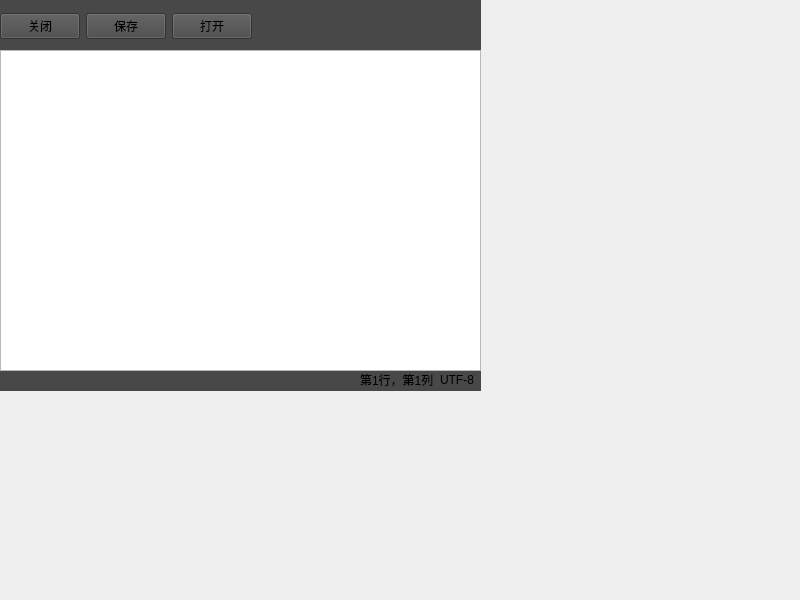
First picture: the form in notebook/widget.ui, repository sdpyy1/CppLearn, before the edit.
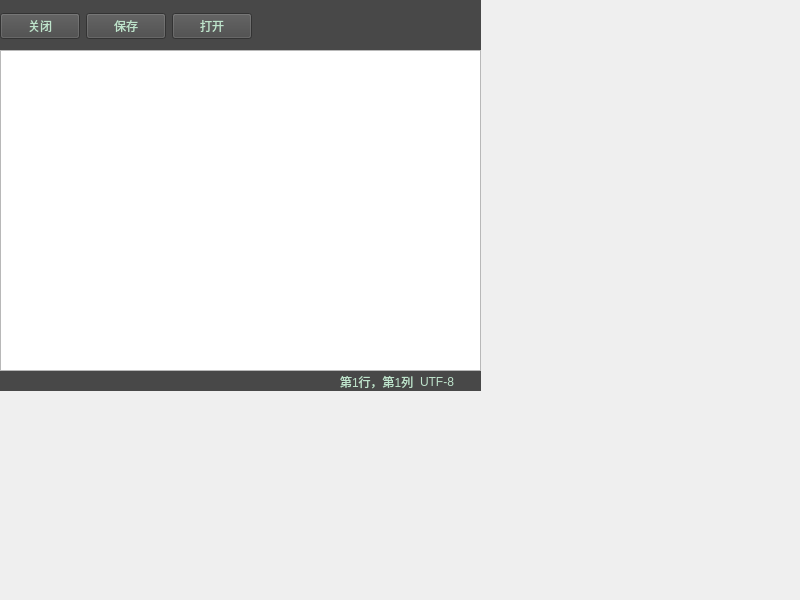
Second picture: the form after the edit.

The edit to the form file:
```diff
--- a/notebook/widget.ui
+++ b/notebook/widget.ui
@@ -13,7 +13,7 @@
   <property name="windowTitle">
    <string>Widget</string>
   </property>
-  <widget class="QWidget" name="">
+  <widget class="QWidget" name="layoutWidget">
    <property name="geometry">
     <rect>
      <x>0</x>
@@ -49,6 +49,9 @@
        <layout class="QHBoxLayout" name="Hbuttonlayout">
         <item>
          <widget class="QPushButton" name="closeButton">
+          <property name="styleSheet">
+           <string notr="true">color: rgb(190, 227, 203);</string>
+          </property>
           <property name="text">
            <string>关闭</string>
           </property>
@@ -56,6 +59,9 @@
         </item>
         <item>
          <widget class="QPushButton" name="savaButton">
+          <property name="styleSheet">
+           <string notr="true">color: rgb(190, 227, 203);</string>
+          </property>
           <property name="text">
            <string>保存</string>
           </property>
@@ -63,6 +69,9 @@
         </item>
         <item>
          <widget class="QPushButton" name="openButton">
+          <property name="styleSheet">
+           <string notr="true">color: rgb(190, 227, 203);</string>
+          </property>
           <property name="text">
            <string>打开</string>
           </property>
@@ -99,18 +108,34 @@
       <property name="styleSheet">
        <string notr="true">background-color: rgb(72, 72, 72);</string>
       </property>
-      <widget class="QWidget" name="">
+      <widget class="QWidget" name="layoutWidget">
        <property name="geometry">
         <rect>
-         <x>360</x>
+         <x>3</x>
          <y>0</y>
-         <width>116</width>
-         <height>17</height>
+         <width>471</width>
+         <height>22</height>
         </rect>
        </property>
        <layout class="QHBoxLayout" name="horizontalLayout">
+        <item>
+         <spacer name="horizontalSpacer_2">
+          <property name="orientation">
+           <enum>Qt::Horizontal</enum>
+          </property>
+          <property name="sizeHint" stdset="0">
+           <size>
+            <width>40</width>
+            <height>20</height>
+           </size>
+          </property>
+         </spacer>
+        </item>
         <item>
          <widget class="QLabel" name="labelPos">
+          <property name="styleSheet">
+           <string notr="true">color: rgb(190, 227, 203);</string>
+          </property>
           <property name="text">
            <string>第1行，第1列</string>
           </property>
@@ -118,11 +143,30 @@
         </item>
         <item>
          <widget class="QLabel" name="labelCode">
+          <property name="styleSheet">
+           <string notr="true">color: rgb(190, 227, 203);</string>
+          </property>
           <property name="text">
            <string>UTF-8</string>
           </property>
          </widget>
         </item>
+        <item>
+         <spacer name="horizontalSpacer_3">
+          <property name="orientation">
+           <enum>Qt::Horizontal</enum>
+          </property>
+          <property name="sizeType">
+           <enum>QSizePolicy::Fixed</enum>
+          </property>
+          <property name="sizeHint" stdset="0">
+           <size>
+            <width>20</width>
+            <height>20</height>
+           </size>
+          </property>
+         </spacer>
+        </item>
        </layout>
       </widget>
      </widget>
```
